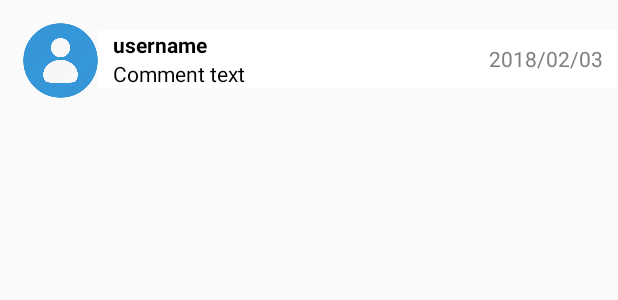
After one commit to KevCrisanto/picstant, an Android app: the layout comment_single_item.xml on its own in the app's theme, with its tools: preview values and no code run, on a phone screen of 412 x 824 dp. The commit adds this screen. Shown: the top 300 px of the screen. Run offline under Robolectric (Android 15) with nearby library versions, the phone set to English and light mode, and no system bars; network calls fail.

Commit message:
Designed layout for comments and added adapter

```diff
--- a/app/build.gradle
+++ b/app/build.gradle
@@ -35,4 +35,7 @@ dependencies {
     compile 'com.android.support:design:27.1.1'
 
     compile 'de.hdodenhof:circleimageview:2.2.0'
+
+    /* Picasso */
+    implementation 'com.squareup.picasso:picasso:2.71828'
 }
--- a/app/src/main/java/com/crisanto/kevin/picstant/CameraFragment.java
+++ b/app/src/main/java/com/crisanto/kevin/picstant/CameraFragment.java
@@ -319,7 +319,7 @@ public class CameraFragment extends Fragment {
             @Override
             protected Map<String, String> getParams() throws AuthFailureError {
                 Map<String, String> imageMap = new HashMap<>();
-                imageMap.put("image_name", dateOfImage);
+                imageMap.put("image_name", String.valueOf(user_id) + "-" + dateOfImage);
                 imageMap.put("image_encoded", imageToString);
                 imageMap.put("title",mStoryTitle);
                 imageMap.put("time", currentTime);
--- a/app/src/main/res/drawable/ic_camera.xml
+++ b/app/src/main/res/drawable/ic_camera.xml
@@ -4,9 +4,9 @@
         android:viewportWidth="24.0"
         android:viewportHeight="24.0">
     <path
-        android:fillColor="#21425D"
+        android:fillColor="@color/colorSemiPurple"
         android:pathData="M12,12m-3.2,0a3.2,3.2 0,1 1,6.4 0a3.2,3.2 0,1 1,-6.4 0"/>
     <path
-        android:fillColor="#21425D"
+        android:fillColor="@color/colorSemiPurple"
         android:pathData="M9,2L7.17,4L4,4c-1.1,0 -2,0.9 -2,2v12c0,1.1 0.9,2 2,2h16c1.1,0 2,-0.9 2,-2L22,6c0,-1.1 -0.9,-2 -2,-2h-3.17L15,2L9,2zM12,17c-2.76,0 -5,-2.24 -5,-5s2.24,-5 5,-5 5,2.24 5,5 -2.24,5 -5,5z"/>
 </vector>
--- /dev/null
+++ b/app/src/main/res/layout/comment_single_item.xml
@@ -0,0 +1,64 @@
+<?xml version="1.0" encoding="utf-8"?>
+<RelativeLayout
+    xmlns:android="http://schemas.android.com/apk/res/android" android:layout_width="match_parent"
+    android:layout_height="match_parent">
+
+    <de.hdodenhof.circleimageview.CircleImageView
+        android:layout_width="50dp"
+        android:layout_height="50dp"
+        android:id="@+id/profile_photo"
+        android:layout_marginTop="15dp"
+        android:layout_marginLeft="15dp"
+        android:src="@drawable/user"/>
+
+    <RelativeLayout
+        android:layout_width="match_parent"
+        android:layout_height="wrap_content"
+        android:id="@+id/all_text_layout"
+        android:layout_toRightOf="@id/profile_photo"
+        android:layout_marginTop="20dp"
+        android:background="@color/colorWhite">
+
+        <RelativeLayout
+            android:layout_width="match_parent"
+            android:layout_height="wrap_content"
+            android:id="@+id/comment_layout"
+            android:layout_marginRight="55dp"
+            android:layout_centerVertical="true">
+
+            <TextView
+                android:layout_width="wrap_content"
+                android:layout_height="wrap_content"
+                android:id="@+id/username_tv"
+                android:textColor="@color/colorBlack"
+                android:text="username"
+                android:textStyle="bold"
+                android:textSize="14sp"
+                android:layout_marginLeft="10dp"/>
+
+            <TextView
+                android:layout_width="wrap_content"
+                android:layout_height="wrap_content"
+                android:id="@+id/comment_tv"
+                android:layout_below="@+id/username_tv"
+                android:text="Comment text"
+                android:textColor="@color/colorBlack"
+                android:textSize="14sp"
+                android:layout_marginLeft="10dp"/>
+
+
+        </RelativeLayout>
+
+        <TextView
+            android:layout_width="wrap_content"
+            android:layout_height="wrap_content"
+            android:id="@+id/time_tv"
+            android:layout_alignParentRight="true"
+            android:textColor="@color/colorGray"
+            android:layout_centerVertical="true"
+            android:layout_marginRight="10dp"
+            android:text="2018/02/03"/>
+
+    </RelativeLayout>
+
+</RelativeLayout>
--- a/app/src/main/res/values/strings.xml
+++ b/app/src/main/res/values/strings.xml
@@ -8,6 +8,8 @@
     <string name="follow">Follow</string>
     <string name="view_comments">View all comments</string>
     <string name="likes">%1$d likes</string>
+    <string name="add_comment">Add a comment</string>
+    <string name="comments">Comments</string>
 
     <!-- TODO: Remove or change this placeholder text -->
     <string name="hello_blank_fragment">Hello blank fragment</string>
```
Also changed, not shown: app/src/main/AndroidManifest.xml (+8 -7 lines), app/src/main/java/com/crisanto/kevin/picstant/CommentListAdapter.java (added, +77 -0 lines), app/src/main/java/com/crisanto/kevin/picstant/CommentsActivity.java (added, +13 -0 lines), app/src/main/java/com/crisanto/kevin/picstant/HomeFragment.java (+7 -5 lines), app/src/main/java/com/crisanto/kevin/picstant/StoryListAdapter.java (+6 -3 lines), app/src/main/java/com/crisanto/kevin/picstant/models/Comment.java (added, +73 -0 lines), app/src/main/res/drawable/ic_back.xml (added, +9 -0 lines), app/src/main/res/drawable/ic_send.xml (added, +9 -0 lines), app/src/main/res/layout/activity_comments.xml (added, +60 -0 lines), app/src/main/res/layout/activity_main.xml (+0 -7 lines), app/src/main/res/layout/comment_toolbar.xml (added, +46 -0 lines), app/src/main/res/drawable/user.jpg (added).
